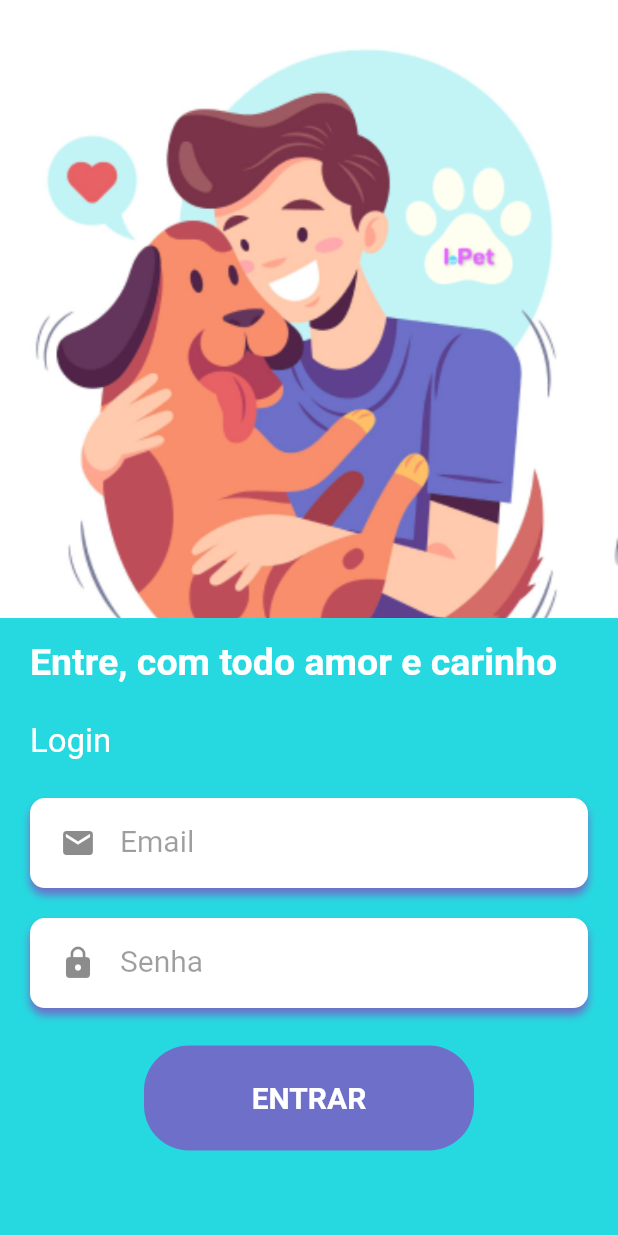
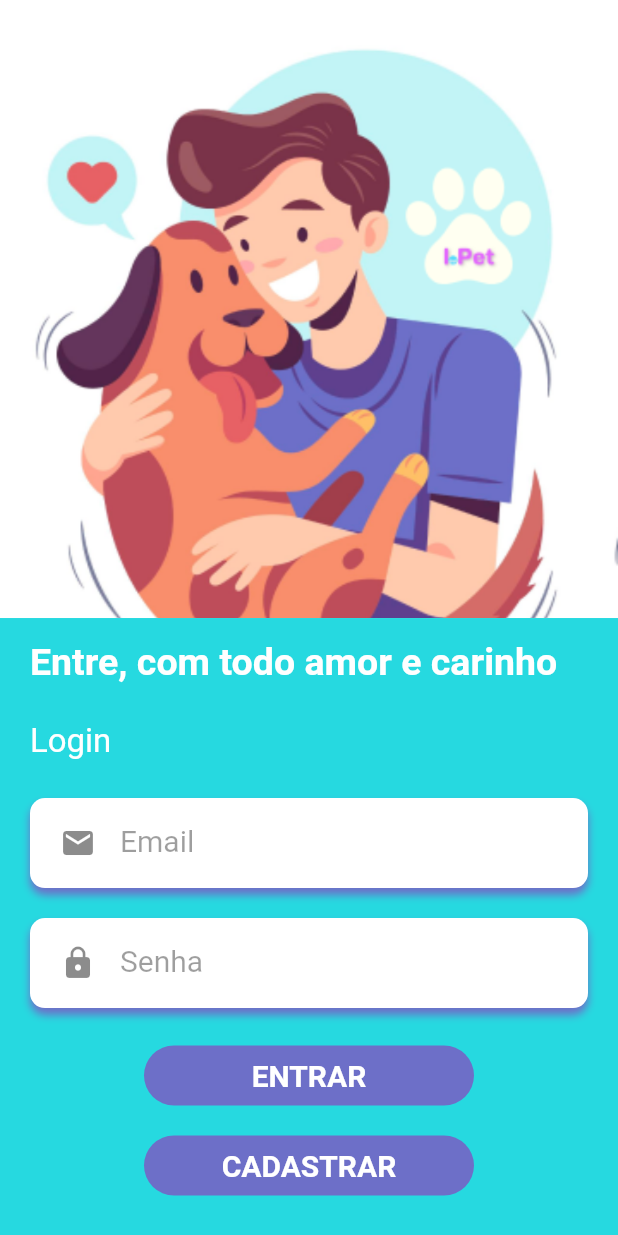
Before and after one commit to vitorekr/UnBArqDsw2022-2-2022.2_G4_IdotPet_Frontend, a Flutter app: the LoginPage screen opened by its route, on a phone screen of 412 x 824 dp. Run offline on Flutter 3.47's test engine with Material 2 defaults, Android fonts, the phone set to English and light mode, and no system bars; our stand-ins replace dio, get; accounts and stored records are empty.

Commit message:
acrescentando botão cadastrar

```diff
--- a/lib/modules/auth/ui/login_page.dart
+++ b/lib/modules/auth/ui/login_page.dart
@@ -145,7 +145,7 @@ class LoginPage extends StatelessWidget {
             ),
             UnconstrainedBox(
               child: Container(
-                height: 70,
+                height: 40,
                 width: 220,
                 alignment: Alignment.center,
                 // ignore: prefer_const_constructors
@@ -172,6 +172,39 @@ class LoginPage extends StatelessWidget {
                   ),
                 ),
               ),
+            ),
+             const SizedBox(
+              height: 20,
+            ),
+            UnconstrainedBox(
+              child: Container(
+                height: 40,
+                width: 220,
+                alignment: Alignment.center,
+                // ignore: prefer_const_constructors
+                decoration: BoxDecoration(
+                    color: const Color.fromRGBO(109, 111, 200, 1),
+                    borderRadius: const BorderRadius.all(Radius.circular(30))),
+
+                child: SizedBox.expand(
+                  child: TextButton(
+                    child: Row(
+                        mainAxisAlignment: MainAxisAlignment.center,
+
+                        // ignore: prefer_const_literals_to_create_immutables
+                        children: <Widget>[
+                          const Text(
+                            'CADASTRAR',
+                            style: TextStyle(
+                                color: Colors.white,
+                                fontSize: 20,
+                                fontWeight: FontWeight.bold),
+                          ),
+                        ]),
+                    onPressed: () => {},
+                  ),
+                ),
+              ),
             )
           ]),
         ),
```
